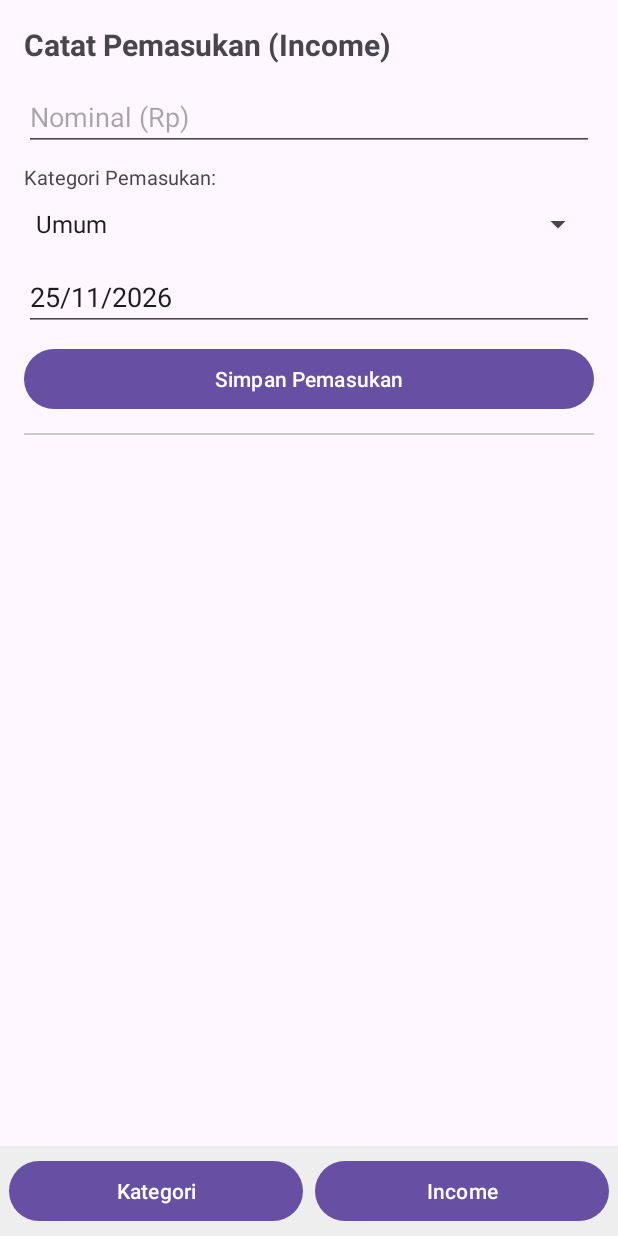
After one commit to Aldwin131/DompetKu, an Android app: the fragment IncomeFragment placed in its activity, on a phone screen of 412 x 824 dp. The commit adds this screen. Run offline under Robolectric (Android 15) with nearby library versions, the phone set to English and light mode, and no system bars.

Commit message:
3. Income - Mencatat, Mengubah, dan Menghapus Pemasukan

```diff
--- /dev/null
+++ b/app/src/main/java/com/example/dompetku/IncomeFragment.kt
@@ -0,0 +1,186 @@
+package com.example.dompetku
+
+import android.app.AlertDialog
+import android.app.DatePickerDialog
+import android.os.Bundle
+import android.view.LayoutInflater
+import android.view.View
+import android.view.ViewGroup
+import android.widget.ArrayAdapter
+import android.widget.Button
+import android.widget.EditText
+import android.widget.Spinner
+import android.widget.Toast
+import androidx.fragment.app.Fragment
+import androidx.recyclerview.widget.LinearLayoutManager
+import androidx.recyclerview.widget.RecyclerView
+import java.text.SimpleDateFormat
+import java.util.Calendar
+import java.util.Locale
+import java.util.UUID
+
+class IncomeFragment : Fragment() {
+
+    companion object {
+        val listTransaksi = mutableListOf<Transaksi>()
+    }
+
+    private lateinit var adapter: TransaksiAdapter
+    private val listIncomeTampil = mutableListOf<Transaksi>()
+    private var listNamaKategoriIncome = listOf<String>()
+    private var editingTransaksi: Transaksi? = null
+
+    private lateinit var etNominal: EditText
+    private lateinit var spKategori: Spinner
+    private lateinit var etTanggal: EditText
+    private lateinit var btnSimpan: Button
+    private lateinit var btnBatal: Button
+    private lateinit var rvIncome: RecyclerView
+
+    private val calendar = Calendar.getInstance()
+    private val dateFormat = SimpleDateFormat("dd/MM/yyyy", Locale.getDefault())
+
+    override fun onCreateView(
+        inflater: LayoutInflater, container: ViewGroup?,
+        savedInstanceState: Bundle?
+    ): View? {
+        return inflater.inflate(R.layout.fragment_income, container, false)
+    }
+
+    override fun onViewCreated(view: View, savedInstanceState: Bundle?) {
+        super.onViewCreated(view, savedInstanceState)
+
+        etNominal = view.findViewById(R.id.etNominalIncome)
+        spKategori = view.findViewById(R.id.spKategoriIncome)
+        etTanggal = view.findViewById(R.id.etTanggalIncome)
+        btnSimpan = view.findViewById(R.id.btnSimpanIncome)
+        btnBatal = view.findViewById(R.id.btnBatalEditIncome)
+        rvIncome = view.findViewById(R.id.rvIncome)
+
+        setupSpinnerKategori()
+
+        etTanggal.setText(dateFormat.format(calendar.time))
+        etTanggal.setOnClickListener { tampilkanDatePicker() }
+
+        adapter = TransaksiAdapter(
+            listTransaksi = listIncomeTampil,
+            onEditClick = { transaksi -> mulaiEdit(transaksi) },
+            onDeleteClick = { transaksi -> konfirmasiHapus(transaksi) }
+        )
+
+        rvIncome.layoutManager = LinearLayoutManager(requireContext())
+        rvIncome.adapter = adapter
+
+        refreshListIncome()
+
+        btnSimpan.setOnClickListener { simpanIncome() }
+        btnBatal.setOnClickListener { resetForm() }
+    }
+
+    private fun setupSpinnerKategori() {
+        val kategoriDariMaster = KategoriFragment.listKategori
+            .filter { it.tipe == "Income" }
+            .map { it.nama }
+
+        listNamaKategoriIncome = kategoriDariMaster.ifEmpty { listOf("Umum") }
+
+        val spinnerAdapter = ArrayAdapter(
+            requireContext(),
+            android.R.layout.simple_spinner_item,
+            listNamaKategoriIncome
+        )
+        spinnerAdapter.setDropDownViewResource(android.R.layout.simple_spinner_dropdown_item)
+        spKategori.adapter = spinnerAdapter
+    }
+
+    private fun tampilkanDatePicker() {
+        DatePickerDialog(
+            requireContext(),
+            { _, year, month, dayOfMonth ->
+                calendar.set(year, month, dayOfMonth)
+                etTanggal.setText(dateFormat.format(calendar.time))
+            },
+            calendar.get(Calendar.YEAR),
+            calendar.get(Calendar.MONTH),
+            calendar.get(Calendar.DAY_OF_MONTH)
+        ).show()
+    }
+
+    private fun simpanIncome() {
+        val nominalStr = etNominal.text.toString().trim()
+        val nominal = nominalStr.toLongOrNull()
+
+        if (nominal == null || nominal <= 0) {
+            etNominal.error = "Masukkan nominal pemasukan yang valid"
+            return
+        }
+
+        val kategori = spKategori.selectedItem.toString()
+        val tanggal = etTanggal.text.toString().trim()
+
+        if (editingTransaksi == null) {
+            val transaksiBaru = Transaksi(
+                id = UUID.randomUUID().toString(),
+                nominal = nominal,
+                kategori = kategori,
+                tanggal = tanggal,
+                tipe = "Income"
+            )
+            listTransaksi.add(transaksiBaru)
+            Toast.makeText(requireContext(), "Pemasukan dicatat", Toast.LENGTH_SHORT).show()
+        } else {
+            val index = listTransaksi.indexOfFirst { it.id == editingTransaksi!!.id }
+            if (index != -1) {
+                listTransaksi[index].nominal = nominal
+                listTransaksi[index].kategori = kategori
+                listTransaksi[index].tanggal = tanggal
+                Toast.makeText(requireContext(), "Pemasukan diperbarui", Toast.LENGTH_SHORT).show()
+            }
+        }
+
+        resetForm()
+        refreshListIncome()
+    }
+
+    private fun mulaiEdit(transaksi: Transaksi) {
+        editingTransaksi = transaksi
+        etNominal.setText(transaksi.nominal.toString())
+        etTanggal.setText(transaksi.tanggal)
+
+        val posisiKategori = listNamaKategoriIncome.indexOf(transaksi.kategori)
+        if (posisiKategori != -1) {
+            spKategori.setSelection(posisiKategori)
+        }
+
+        btnSimpan.text = "Update Pemasukan"
+        btnBatal.visibility = View.VISIBLE
+    }
+
+    private fun konfirmasiHapus(transaksi: Transaksi) {
+        AlertDialog.Builder(requireContext())
+            .setTitle("Hapus Pemasukan")
+            .setMessage("Yakin ingin menghapus pemasukan kategori '${transaksi.kategori}'?")
+            .setPositiveButton("Hapus") { _, _ ->
+                listTransaksi.remove(transaksi)
+                if (editingTransaksi?.id == transaksi.id) resetForm()
+                refreshListIncome()
+                Toast.makeText(requireContext(), "Pemasukan dihapus", Toast.LENGTH_SHORT).show()
+            }
+            .setNegativeButton("Batal", null)
+            .show()
+    }
+
+    private fun refreshListIncome() {
+        listIncomeTampil.clear()
+        listIncomeTampil.addAll(listTransaksi.filter { it.tipe == "Income" })
+        adapter.notifyDataSetChanged()
+    }
+
+    private fun resetForm() {
+        editingTransaksi = null
+        etNominal.text.clear()
+        if (listNamaKategoriIncome.isNotEmpty()) spKategori.setSelection(0)
+        btnSimpan.text = "Simpan Pemasukan"
+        btnBatal.visibility = View.GONE
+    }
+}
--- a/app/src/main/java/com/example/dompetku/MainActivity.kt
+++ b/app/src/main/java/com/example/dompetku/MainActivity.kt
@@ -1,10 +1,12 @@
 package com.example.dompetku
 
 import android.os.Bundle
+import android.widget.Button
 import androidx.activity.enableEdgeToEdge
 import androidx.appcompat.app.AppCompatActivity
 import androidx.core.view.ViewCompat
 import androidx.core.view.WindowInsetsCompat
+import androidx.fragment.app.Fragment
 
 class MainActivity : AppCompatActivity() {
 
@@ -20,9 +22,21 @@ class MainActivity : AppCompatActivity() {
         }
 
         if (savedInstanceState == null) {
-            supportFragmentManager.beginTransaction()
-                .replace(R.id.fragmentContainer, KategoriFragment())
-                .commit()
+            replaceFragment(KategoriFragment())
+        }
+
+        findViewById<Button>(R.id.btnNavKategori).setOnClickListener {
+            replaceFragment(KategoriFragment())
+        }
+
+        findViewById<Button>(R.id.btnNavIncome).setOnClickListener {
+            replaceFragment(IncomeFragment())
         }
     }
+
+    private fun replaceFragment(fragment: Fragment) {
+        supportFragmentManager.beginTransaction()
+            .replace(R.id.fragmentContainer, fragment)
+            .commit()
+    }
 }
--- a/app/src/main/res/layout/activity_main.xml
+++ b/app/src/main/res/layout/activity_main.xml
@@ -8,6 +8,31 @@
     <androidx.fragment.app.FragmentContainerView
         android:id="@+id/fragmentContainer"
         android:layout_width="match_parent"
-        android:layout_height="match_parent" />
+        android:layout_height="0dp"
+        android:layout_weight="1" />
+
+    <LinearLayout
+        android:layout_width="match_parent"
+        android:layout_height="wrap_content"
+        android:background="#EEEEEE"
+        android:orientation="horizontal"
+        android:padding="6dp">
+
+        <Button
+            android:id="@+id/btnNavKategori"
+            android:layout_width="0dp"
+            android:layout_height="wrap_content"
+            android:layout_marginEnd="4dp"
+            android:layout_weight="1"
+            android:text="Kategori" />
+
+        <Button
+            android:id="@+id/btnNavIncome"
+            android:layout_width="0dp"
+            android:layout_height="wrap_content"
+            android:layout_marginStart="4dp"
+            android:layout_weight="1"
+            android:text="Income" />
+    </LinearLayout>
 
 </LinearLayout>
--- /dev/null
+++ b/app/src/main/res/layout/fragment_income.xml
@@ -0,0 +1,79 @@
+<?xml version="1.0" encoding="utf-8"?>
+<LinearLayout xmlns:android="http://schemas.android.com/apk/res/android"
+    android:layout_width="match_parent"
+    android:layout_height="match_parent"
+    android:orientation="vertical"
+    android:padding="16dp">
+
+    <TextView
+        android:layout_width="wrap_content"
+        android:layout_height="wrap_content"
+        android:layout_marginBottom="12dp"
+        android:text="Catat Pemasukan (Income)"
+        android:textSize="20sp"
+        android:textStyle="bold" />
+
+    <EditText
+        android:id="@+id/etNominalIncome"
+        android:layout_width="match_parent"
+        android:layout_height="wrap_content"
+        android:hint="Nominal (Rp)"
+        android:inputType="number" />
+
+    <TextView
+        android:layout_width="wrap_content"
+        android:layout_height="wrap_content"
+        android:layout_marginTop="8dp"
+        android:text="Kategori Pemasukan:"
+        android:textSize="13sp" />
+
+    <Spinner
+        android:id="@+id/spKategoriIncome"
+        android:layout_width="match_parent"
+        android:layout_height="44dp" />
+
+    <EditText
+        android:id="@+id/etTanggalIncome"
+        android:layout_width="match_parent"
+        android:layout_height="wrap_content"
+        android:layout_marginTop="4dp"
+        android:clickable="true"
+        android:focusable="false"
+        android:hint="Tanggal (DD/MM/YYYY)" />
+
+    <LinearLayout
+        android:layout_width="match_parent"
+        android:layout_height="wrap_content"
+        android:layout_marginTop="8dp"
+        android:orientation="horizontal">
+
+        <Button
+            android:id="@+id/btnSimpanIncome"
+            android:layout_width="0dp"
+            android:layout_height="wrap_content"
+            android:layout_weight="1"
+            android:text="Simpan Pemasukan" />
+
+        <Button
+            android:id="@+id/btnBatalEditIncome"
+            android:layout_width="wrap_content"
+            android:layout_height="wrap_content"
+            android:layout_marginStart="8dp"
+            android:backgroundTint="#757575"
+            android:text="Batal"
+            android:visibility="gone" />
+    </LinearLayout>
+
+    <View
+        android:layout_width="match_parent"
+        android:layout_height="1dp"
+        android:layout_marginVertical="12dp"
+        android:background="#CCCCCC" />
+
+    <androidx.recyclerview.widget.RecyclerView
+        android:id="@+id/rvIncome"
+        android:layout_width="match_parent"
+        android:layout_height="0dp"
+        android:layout_weight="1" />
+
+</LinearLayout>
```
Also changed, not shown: app/src/main/java/com/example/dompetku/Transaksi.kt (added, +9 -0 lines), app/src/main/java/com/example/dompetku/TransaksiAdapter.kt (added, +48 -0 lines), app/src/main/res/layout/item_transaksi.xml (added, +51 -0 lines).
